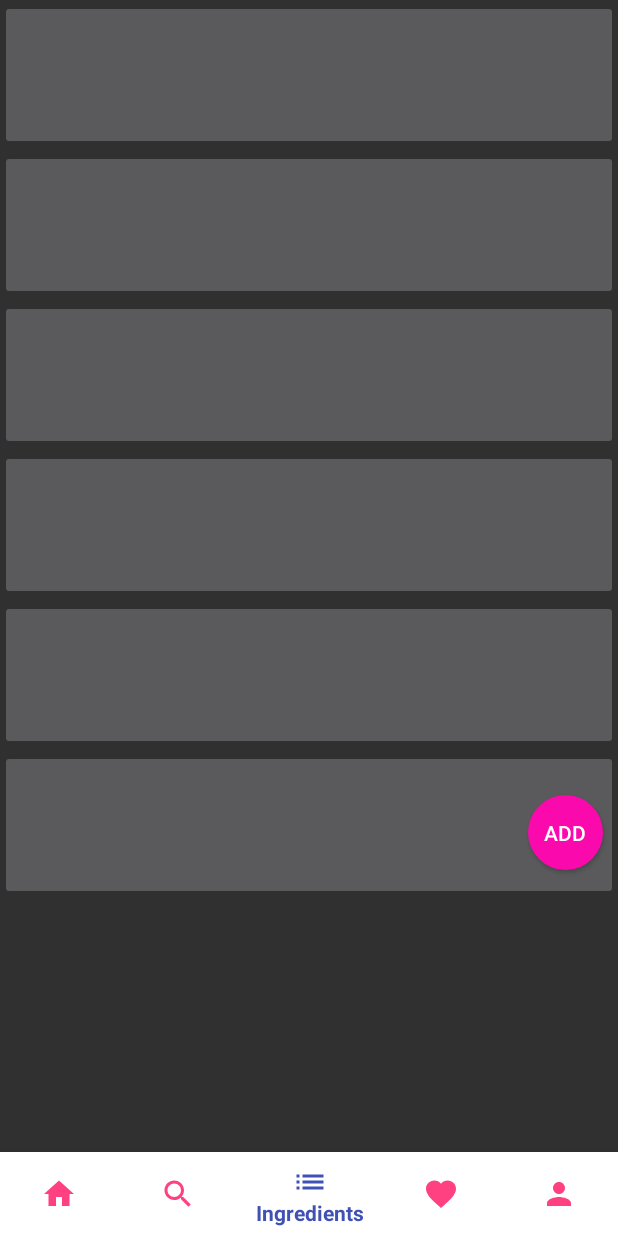
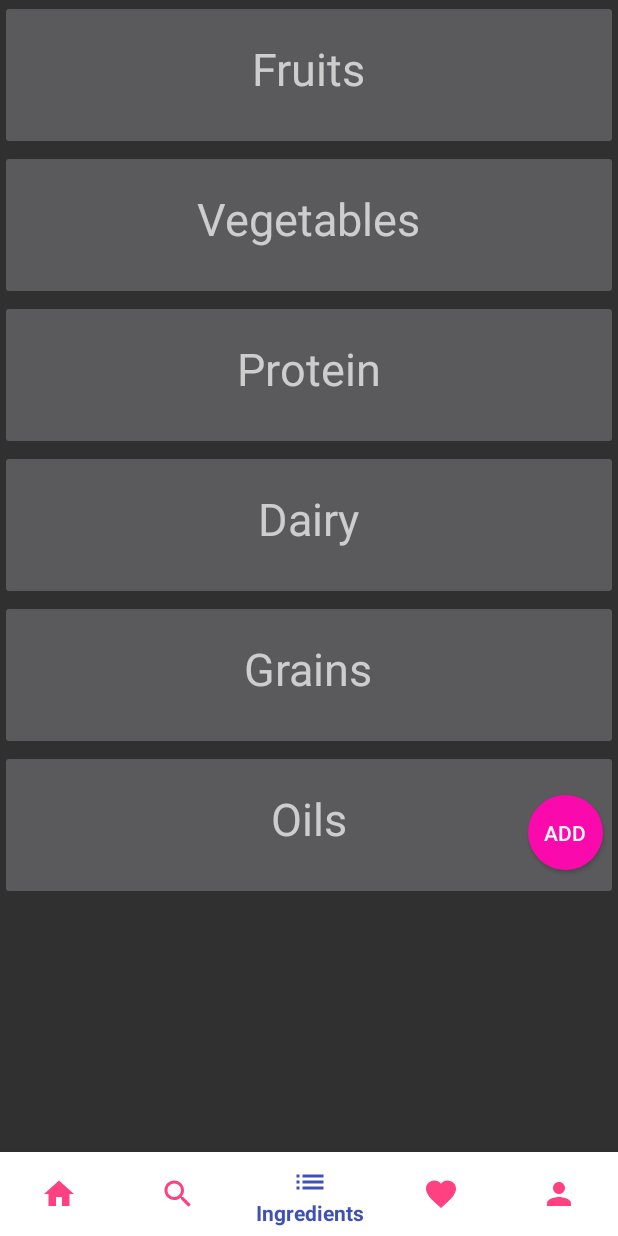
Before and after one commit to enjoybeta/ProjectHash, an Android app: the screen it shows after launch (MainActivity), item 3 of the bottom bar chosen, on a phone screen of 412 x 824 dp. Run offline under Robolectric (Android 15) with nearby library versions, the phone set to English and light mode, and no system bars; our stand-ins replace Picasso; network calls fail; pictures from the network do not load; 4 statements that could not run were skipped.

Commit message:
v0.8.3
possible solution for ingredients page

```diff
--- a/mobile_app/app/src/main/res/layout/fragment3.xml
+++ b/mobile_app/app/src/main/res/layout/fragment3.xml
@@ -52,6 +52,66 @@
         android:layout_below="@+id/imageButton5"
         android:contentDescription="@string/food_category6" />
 
+    <TextView
+        android:id="@+id/textView6"
+        android:layout_width="wrap_content"
+        android:layout_height="wrap_content"
+        android:layout_below="@+id/imageButton5"
+        android:layout_centerHorizontal="true"
+        android:layout_marginTop="25dp"
+        android:text="@string/food_category6"
+        android:textSize="30sp" />
+
+    <TextView
+        android:id="@+id/textView1"
+        android:layout_width="wrap_content"
+        android:layout_height="wrap_content"
+        android:layout_alignParentTop="true"
+        android:layout_centerHorizontal="true"
+        android:layout_marginTop="25dp"
+        android:text="@string/food_category1"
+        android:textSize="30sp" />
+
+    <TextView
+        android:id="@+id/textView2"
+        android:layout_width="wrap_content"
+        android:layout_height="wrap_content"
+        android:layout_below="@+id/imageButton1"
+        android:layout_centerHorizontal="true"
+        android:layout_marginTop="25dp"
+        android:text="@string/food_category2"
+        android:textSize="30sp" />
+
+    <TextView
+        android:id="@+id/textView3"
+        android:layout_width="wrap_content"
+        android:layout_height="wrap_content"
+        android:layout_below="@+id/imageButton2"
+        android:layout_centerHorizontal="true"
+        android:layout_marginTop="25dp"
+        android:text="@string/food_category3"
+        android:textSize="30sp" />
+
+    <TextView
+        android:id="@+id/textView4"
+        android:layout_width="wrap_content"
+        android:layout_height="wrap_content"
+        android:layout_below="@+id/imageButton3"
+        android:layout_centerHorizontal="true"
+        android:layout_marginTop="25dp"
+        android:text="@string/food_category4"
+        android:textSize="30sp" />
+
+    <TextView
+        android:id="@+id/textView5"
+        android:layout_width="wrap_content"
+        android:layout_height="wrap_content"
+        android:layout_below="@+id/imageButton4"
+        android:layout_centerHorizontal="true"
+        android:layout_marginTop="25dp"
+        android:text="@string/food_category5"
+        android:textSize="30sp" />
+
     <Button
         android:id="@+id/button1"
         android:layout_width="50dp"
--- a/mobile_app/app/src/main/res/values/strings.xml
+++ b/mobile_app/app/src/main/res/values/strings.xml
@@ -36,6 +36,6 @@
     <string name="food_category6">"Oils"</string>
     <string name="button">"Add"</string>
 
-    <string name="search_result">Search result</string>
+    <string name="search_result">Search result for ""</string>
 
 </resources>
```
